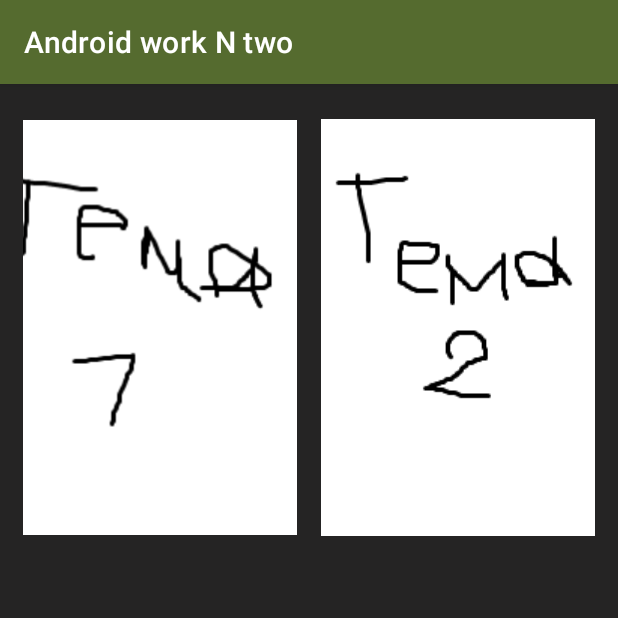
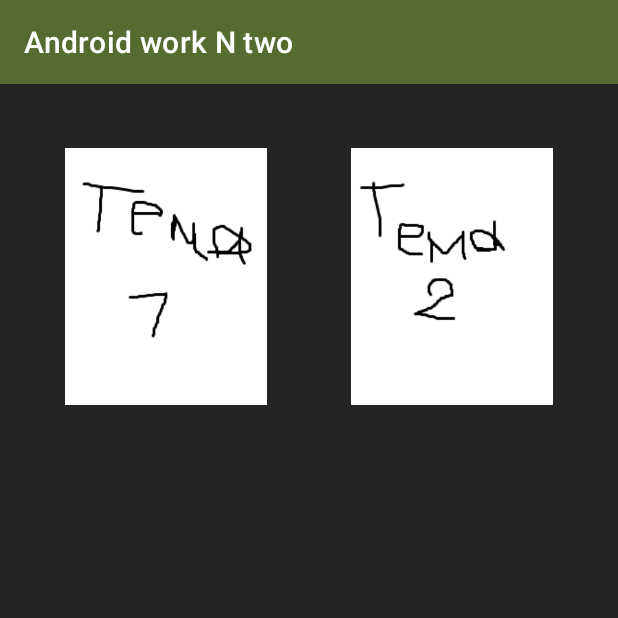
Before and after one commit to lekoal/android_work_n_two, an Android app: the ThemeSelectionActivity screen opened directly, with no data from a screen before it, on a phone screen of 412 x 824 dp, the top half of it. Run offline under Robolectric (Android 15) with nearby library versions, the phone set to English and light mode, and no system bars.

Commit message:
Theme selection layout in production

```diff
--- a/app/src/main/res/layout/activity_theme_selection.xml
+++ b/app/src/main/res/layout/activity_theme_selection.xml
@@ -2,25 +2,49 @@
 <androidx.constraintlayout.widget.ConstraintLayout xmlns:android="http://schemas.android.com/apk/res/android"
     xmlns:app="http://schemas.android.com/apk/res-auto"
     xmlns:tools="http://schemas.android.com/tools"
+    style="@style/MyBlackTheme"
     android:layout_width="match_parent"
     android:layout_height="match_parent"
-    style="@style/MyBlackTheme"
     tools:context=".ui.ThemeSelectionActivity">
 
-    <ImageView
-        android:id="@+id/image_dark_light_theme"
-        style="@style/ImageViewThemeSelection"
+    <androidx.appcompat.widget.LinearLayoutCompat
+        android:id="@+id/pack_1"
+        android:layout_width="0dp"
+        android:layout_height="210dp"
+        android:paddingHorizontal="20dp"
+        android:layout_margin="8dp"
+        app:layout_constraintEnd_toStartOf="@+id/pack_2"
         app:layout_constraintStart_toStartOf="parent"
-        app:layout_constraintTop_toTopOf="parent"
-        app:layout_constraintEnd_toStartOf="@id/image_black_theme"
-        android:src="@drawable/theme1" />
+        app:layout_constraintTop_toTopOf="parent">
 
-    <ImageView
-        android:id="@+id/image_black_theme"
-        style="@style/ImageViewThemeSelection"
-        app:layout_constraintStart_toEndOf="@id/image_dark_light_theme"
-        app:layout_constraintTop_toTopOf="parent"
+        <androidx.appcompat.widget.AppCompatImageView
+            android:id="@+id/image_dark_light_theme"
+            style="@style/ImageViewThemeSelection"
+            android:src="@drawable/theme1"
+            app:layout_constraintEnd_toEndOf="@id/pack_1"
+            app:layout_constraintStart_toStartOf="@id/pack_1"
+            app:layout_constraintTop_toTopOf="@id/pack_1" />
+
+    </androidx.appcompat.widget.LinearLayoutCompat>
+
+    <androidx.appcompat.widget.LinearLayoutCompat
+        android:id="@+id/pack_2"
+        android:layout_width="0dp"
+        android:layout_height="210dp"
+        android:paddingHorizontal="20dp"
+        android:layout_margin="8dp"
         app:layout_constraintEnd_toEndOf="parent"
-        android:src="@drawable/theme2" />
+        app:layout_constraintStart_toEndOf="@id/pack_1"
+        app:layout_constraintTop_toTopOf="parent">
+
+        <androidx.appcompat.widget.AppCompatImageView
+            android:id="@+id/image_black_theme"
+            style="@style/ImageViewThemeSelection"
+            android:src="@drawable/theme2"
+            app:layout_constraintEnd_toEndOf="parent"
+            app:layout_constraintStart_toEndOf="@id/image_dark_light_theme"
+            app:layout_constraintTop_toTopOf="parent" />
+
+    </androidx.appcompat.widget.LinearLayoutCompat>
 
 </androidx.constraintlayout.widget.ConstraintLayout>
--- a/app/src/main/res/values/strings.xml
+++ b/app/src/main/res/values/strings.xml
@@ -20,4 +20,5 @@
     <string name="key_plus">+</string>
     <string name="key_clear">C</string>
     <string name="key_negate">+/-</string>
+    <string name="key_theme_selection">Theme select</string>
 </resources>
--- a/app/src/main/res/values/styles.xml
+++ b/app/src/main/res/values/styles.xml
@@ -61,7 +61,6 @@
     <style name="ImageViewThemeSelection">
         <item name="android:layout_width">wrap_content</item>
         <item name="android:layout_height">wrap_content</item>
-        <item name="android:layout_margin">@dimen/margin</item>
     </style>
 
 </resources>
```
Also changed, not shown: app/src/main/java/com/example/androidworkntwo/ui/CalculatorActivity.java (+15 -0 lines), app/src/main/res/layout-land/activity_main.xml (+9 -1 lines), app/src/main/res/layout/activity_main.xml (+10 -0 lines).
